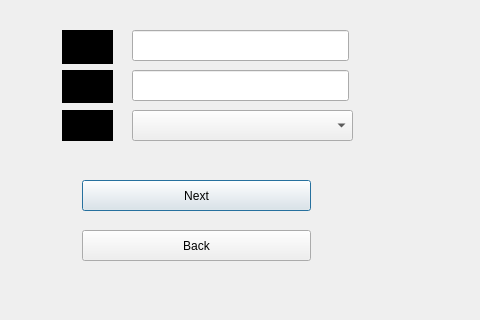
First picture: the form in setplayer.ui, repository Matin0789/Condottiere-, before the edit; both pictures show x 208 to 688 and y 0 to 320 of the 800 by 600 pixel window.
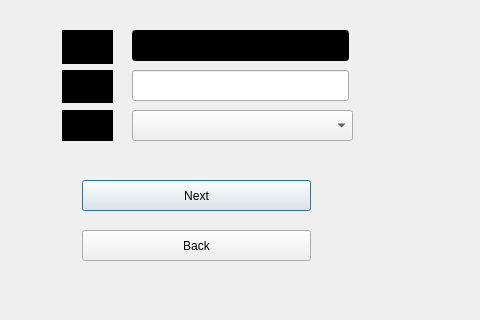
Second picture: the form after the edit. Icons and pictures are not drawn.

```diff
--- a/setplayer.ui
+++ b/setplayer.ui
@@ -58,7 +58,9 @@
     </rect>
    </property>
    <property name="styleSheet">
-    <string notr="true">border-image: url(:/Description/Graphics/photos/white (1).jpg);
+    <string notr="true">
+border-image: url(:/Description/Graphics/photos/white (1).jpg);
+background-color: rgb(0, 0, 0);
 color: rgb(0, 0, 0);</string>
    </property>
   </widget>
```
Left out of the diff: 3 changed lines with no effect on the pictures.
